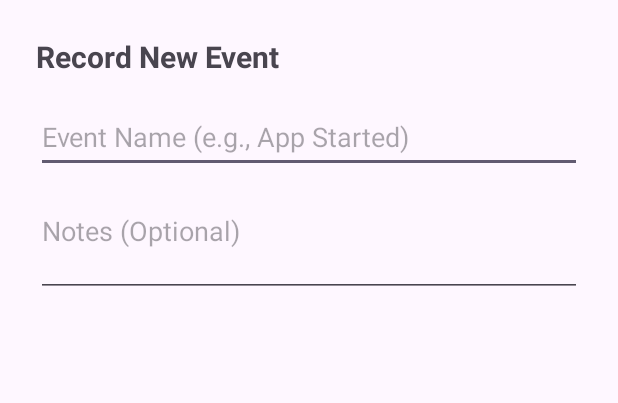
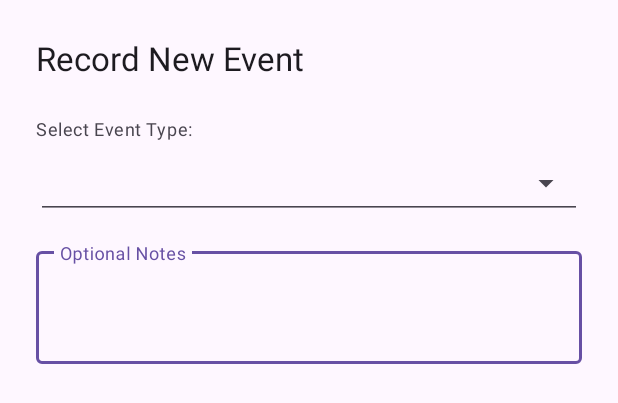
Before and after one commit to billpottle/LibreLog, an Android app: the layout dialog_add_log_entry.xml on its own in the app's theme, with its tools: preview values and no code run, on a phone screen of 412 x 824 dp. Shown: the top 403 px of the screen. Run offline under Robolectric (Android 15) with nearby library versions, the phone set to English and light mode, and no system bars.

Commit message:
selecting by event type when adding new

```diff
--- a/app/src/main/res/layout/dialog_add_log_entry.xml
+++ b/app/src/main/res/layout/dialog_add_log_entry.xml
@@ -6,31 +6,44 @@
     android:padding="24dp">
 
     <TextView
-        android:id="@+id/dialog_title"
         android:layout_width="wrap_content"
         android:layout_height="wrap_content"
         android:text="Record New Event"
-        android:textSize="20sp"
-        android:textStyle="bold"
+        android:textAppearance="@style/TextAppearance.AppCompat.Large"
         android:layout_marginBottom="16dp"/>
 
-    <EditText
-        android:id="@+id/edit_text_event_name"
+    <TextView
+        android:layout_width="wrap_content"
+        android:layout_height="wrap_content"
+        android:text="Select Event Type:"
+        style="@style/TextAppearance.MaterialComponents.Caption"
+        android:layout_marginTop="8dp"
+        android:layout_marginBottom="4dp"/>
+
+    <Spinner
+        android:id="@+id/spinner_event_type"
         android:layout_width="match_parent"
         android:layout_height="wrap_content"
-        android:hint="Event Name (e.g., App Started)"
-        android:inputType="textCapSentences"
         android:minHeight="48dp"
-        android:layout_marginBottom="16dp"/>
+        android:layout_marginBottom="16dp"
+        style="@style/Widget.AppCompat.Spinner.Underlined"/>
+    <!-- Or use MaterialComponents.TextInputLayout with an AutoCompleteTextView for a more modern dropdown -->
+    <!-- For simplicity, standard Spinner is used here -->
 
-    <EditText
-        android:id="@+id/edit_text_notes"
+    <com.google.android.material.textfield.TextInputLayout
+        android:id="@+id/text_input_layout_notes"
+        style="@style/Widget.MaterialComponents.TextInputLayout.OutlinedBox"
         android:layout_width="match_parent"
         android:layout_height="wrap_content"
-        android:hint="Notes (Optional)"
-        android:inputType="textCapSentences|textMultiLine"
-        android:minLines="2"
-        android:gravity="top"
-        android:minHeight="48dp" />
+        android:hint="Optional Notes">
+
+        <com.google.android.material.textfield.TextInputEditText
+            android:id="@+id/edit_text_notes"
+            android:layout_width="match_parent"
+            android:layout_height="wrap_content"
+            android:inputType="textMultiLine|textCapSentences"
+            android:minLines="2"
+            android:gravity="top"/>
+    </com.google.android.material.textfield.TextInputLayout>
 
 </LinearLayout>
```
Also changed, not shown: app/src/main/java/com/example/librelog/LogEntryDao.java (+37 -7 lines), app/src/main/java/com/example/librelog/ui/HomeFragment.java (+139 -117 lines).
